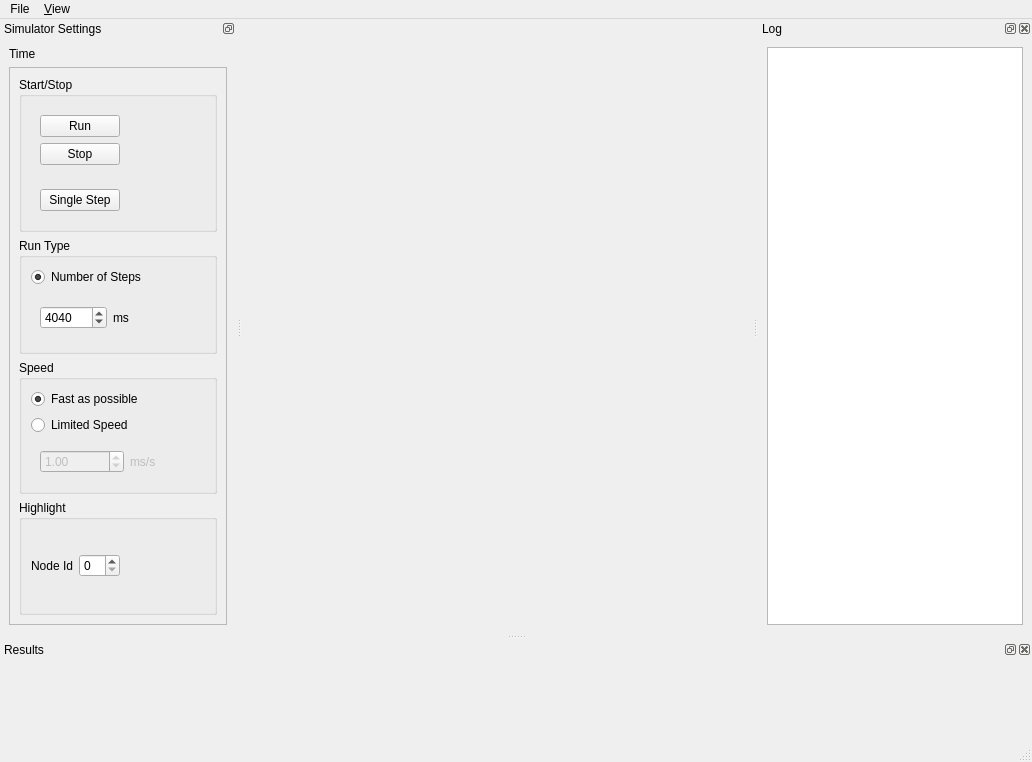
Old version of the form src/gui/wsnsim.ui in the repository raxter/WSN_SWEB_sim.
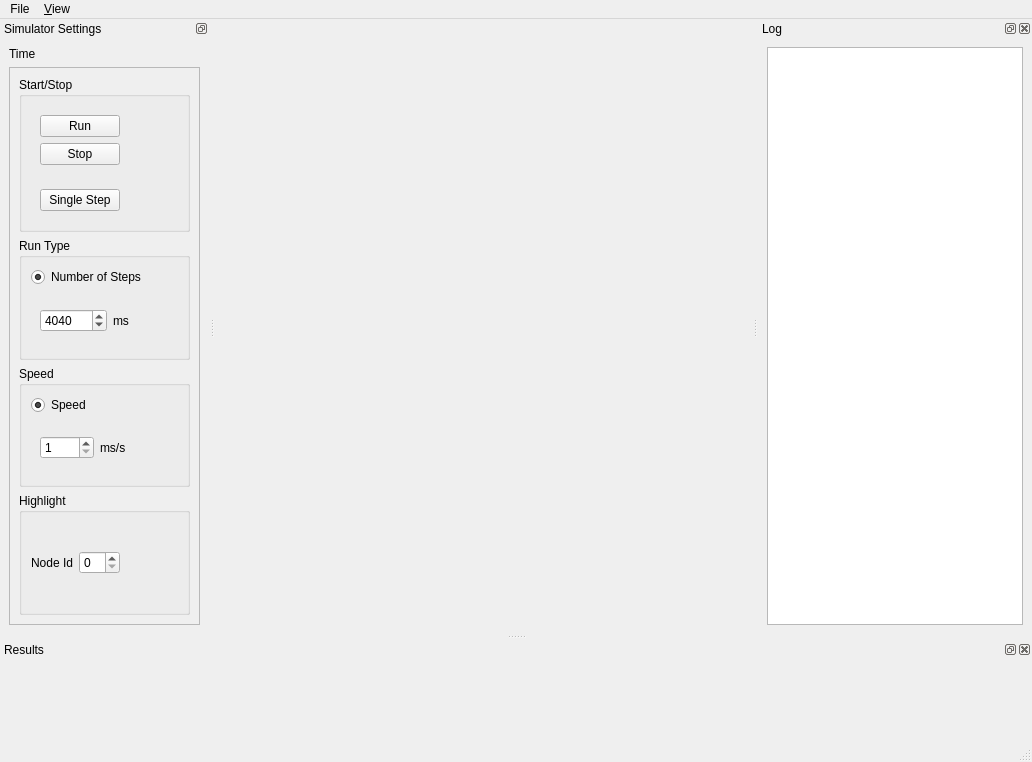
New version of the form.

Patch:
```diff
--- a/src/gui/wsnsim.ui
+++ b/src/gui/wsnsim.ui
@@ -226,38 +226,25 @@
            </property>
            <layout class="QVBoxLayout" name="verticalLayout_5">
             <item>
-             <widget class="QRadioButton" name="radioButton_3">
+             <widget class="QRadioButton" name="limitedSpeedRadioButton">
               <property name="text">
-               <string>Fast as possible</string>
+               <string>Speed</string>
               </property>
               <property name="checked">
                <bool>true</bool>
               </property>
              </widget>
             </item>
-            <item>
-             <widget class="QRadioButton" name="limitedSpeedRadioButton">
-              <property name="text">
-               <string>Limited Speed</string>
-              </property>
-             </widget>
-            </item>
             <item>
              <widget class="QWidget" name="speedWidget" native="true">
-              <property name="enabled">
-               <bool>false</bool>
-              </property>
               <layout class="QHBoxLayout" name="horizontalLayout_3">
                <item>
-                <widget class="QDoubleSpinBox" name="doubleSpinBox">
+                <widget class="QSpinBox" name="speedSpinBox">
                  <property name="minimum">
-                  <double>0.010000000000000</double>
+                  <number>1</number>
                  </property>
                  <property name="maximum">
-                  <double>100000.000000000000000</double>
-                 </property>
-                 <property name="value">
-                  <double>1.000000000000000</double>
+                  <number>1000</number>
                  </property>
                 </widget>
                </item>
```
